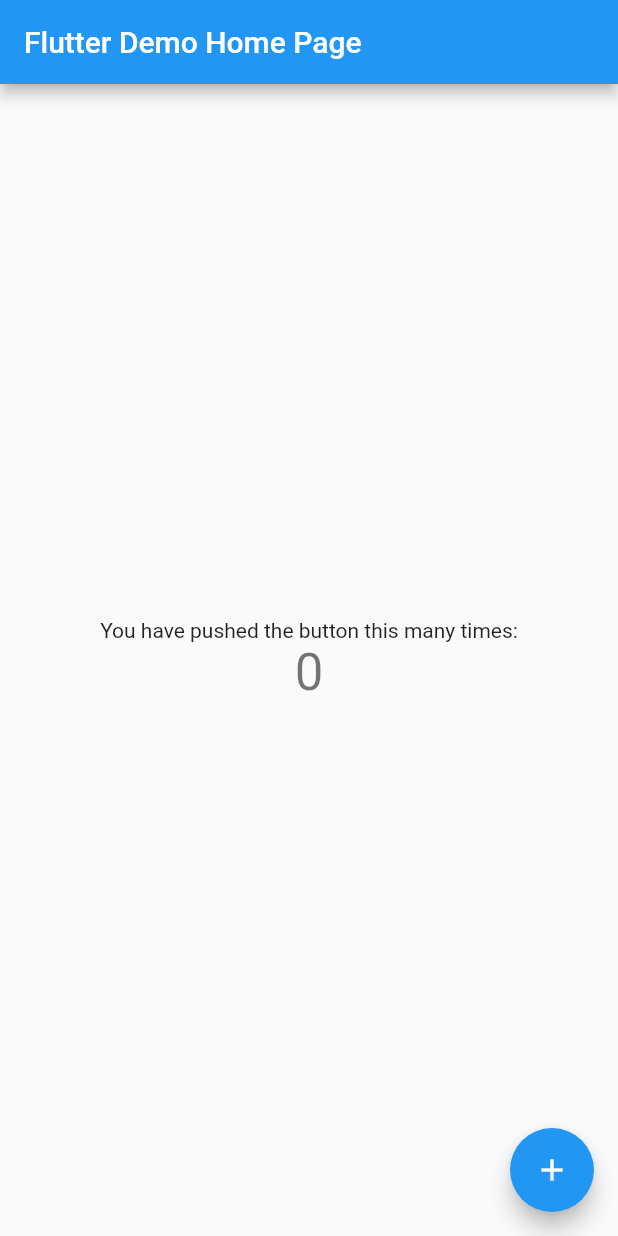
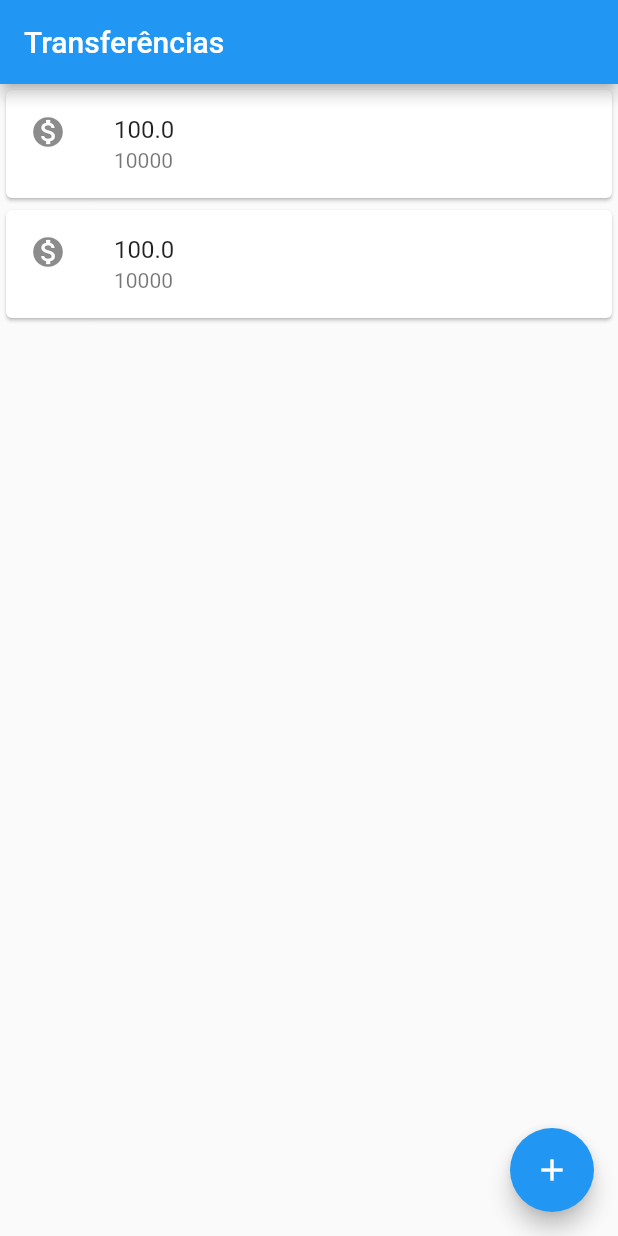
Before and after one commit to jos3duardo/bank-app, a Flutter app: the screen it shows after launch, on a phone screen of 412 x 824 dp. Run offline on Flutter 3.47's test engine with Material 2 defaults, Android fonts, the phone set to English and light mode, and no system bars.

Commit message:
criando layout de transferencias

```diff
--- a/lib/main.dart
+++ b/lib/main.dart
@@ -1,117 +1,32 @@
 import 'package:flutter/material.dart';
 
 void main() {
-  runApp(MyApp());
-}
-
-class MyApp extends StatelessWidget {
-  // This widget is the root of your application.
-  @override
-  Widget build(BuildContext context) {
-    return MaterialApp(
-      title: 'Flutter Demo',
-      theme: ThemeData(
-        // This is the theme of your application.
-        //
-        // Try running your application with "flutter run". You'll see the
-        // application has a blue toolbar. Then, without quitting the app, try
-        // changing the primarySwatch below to Colors.green and then invoke
-        // "hot reload" (press "r" in the console where you ran "flutter run",
-        // or simply save your changes to "hot reload" in a Flutter IDE).
-        // Notice that the counter didn't reset back to zero; the application
-        // is not restarted.
-        primarySwatch: Colors.blue,
-        // This makes the visual density adapt to the platform that you run
-        // the app on. For desktop platforms, the controls will be smaller and
-        // closer together (more dense) than on mobile platforms.
-        visualDensity: VisualDensity.adaptivePlatformDensity,
-      ),
-      home: MyHomePage(title: 'Flutter Demo Home Page'),
-    );
-  }
-}
-
-class MyHomePage extends StatefulWidget {
-  MyHomePage({Key key, this.title}) : super(key: key);
-
-  // This widget is the home page of your application. It is stateful, meaning
-  // that it has a State object (defined below) that contains fields that affect
-  // how it looks.
-
-  // This class is the configuration for the state. It holds the values (in this
-  // case the title) provided by the parent (in this case the App widget) and
-  // used by the build method of the State. Fields in a Widget subclass are
-  // always marked "final".
-
-  final String title;
-
-  @override
-  _MyHomePageState createState() => _MyHomePageState();
-}
-
-class _MyHomePageState extends State<MyHomePage> {
-  int _counter = 0;
-
-  void _incrementCounter() {
-    setState(() {
-      // This call to setState tells the Flutter framework that something has
-      // changed in this State, which causes it to rerun the build method below
-      // so that the display can reflect the updated values. If we changed
-      // _counter without calling setState(), then the build method would not be
-      // called again, and so nothing would appear to happen.
-      _counter++;
-    });
-  }
-
-  @override
-  Widget build(BuildContext context) {
-    // This method is rerun every time setState is called, for instance as done
-    // by the _incrementCounter method above.
-    //
-    // The Flutter framework has been optimized to make rerunning build methods
-    // fast, so that you can just rebuild anything that needs updating rather
-    // than having to individually change instances of widgets.
-    return Scaffold(
-      appBar: AppBar(
-        // Here we take the value from the MyHomePage object that was created by
-        // the App.build method, and use it to set our appbar title.
-        title: Text(widget.title),
-      ),
-      body: Center(
-        // Center is a layout widget. It takes a single child and positions it
-        // in the middle of the parent.
-        child: Column(
-          // Column is also a layout widget. It takes a list of children and
-          // arranges them vertically. By default, it sizes itself to fit its
-          // children horizontally, and tries to be as tall as its parent.
-          //
-          // Invoke "debug painting" (press "p" in the console, choose the
-          // "Toggle Debug Paint" action from the Flutter Inspector in Android
-          // Studio, or the "Toggle Debug Paint" command in Visual Studio Code)
-          // to see the wireframe for each widget.
-          //
-          // Column has various properties to control how it sizes itself and
-          // how it positions its children. Here we use mainAxisAlignment to
-          // center the children vertically; the main axis here is the vertical
-          // axis because Columns are vertical (the cross axis would be
-          // horizontal).
-          mainAxisAlignment: MainAxisAlignment.center,
-          children: <Widget>[
-            Text(
-              'You have pushed the button this many times:',
+  runApp(
+    MaterialApp(
+      home: Scaffold(
+        body: Column(
+          children: [
+            Card(
+              child: ListTile(
+                leading: Icon(Icons.monetization_on),
+                title: Text('100.0'),
+                subtitle: Text('10000'),
+              )
             ),
-            Text(
-              '$_counter',
-              style: Theme.of(context).textTheme.headline4,
+            Card(
+              child: ListTile(
+                leading: Icon(Icons.monetization_on),
+                title: Text('100.0'),
+                subtitle: Text('10000'),
+              )
             ),
           ],
         ),
-      ),
-      floatingActionButton: FloatingActionButton(
-        onPressed: _incrementCounter,
-        tooltip: 'Increment',
-        child: Icon(Icons.add),
-      ), // This trailing comma makes auto-formatting nicer for build methods.
-    );
-  }
+        appBar: AppBar(title: Text('Transferências'),),
+        floatingActionButton: FloatingActionButton(
+          child: Icon(Icons.add),
+        ),
+      )
+    )
+  );
 }
```
